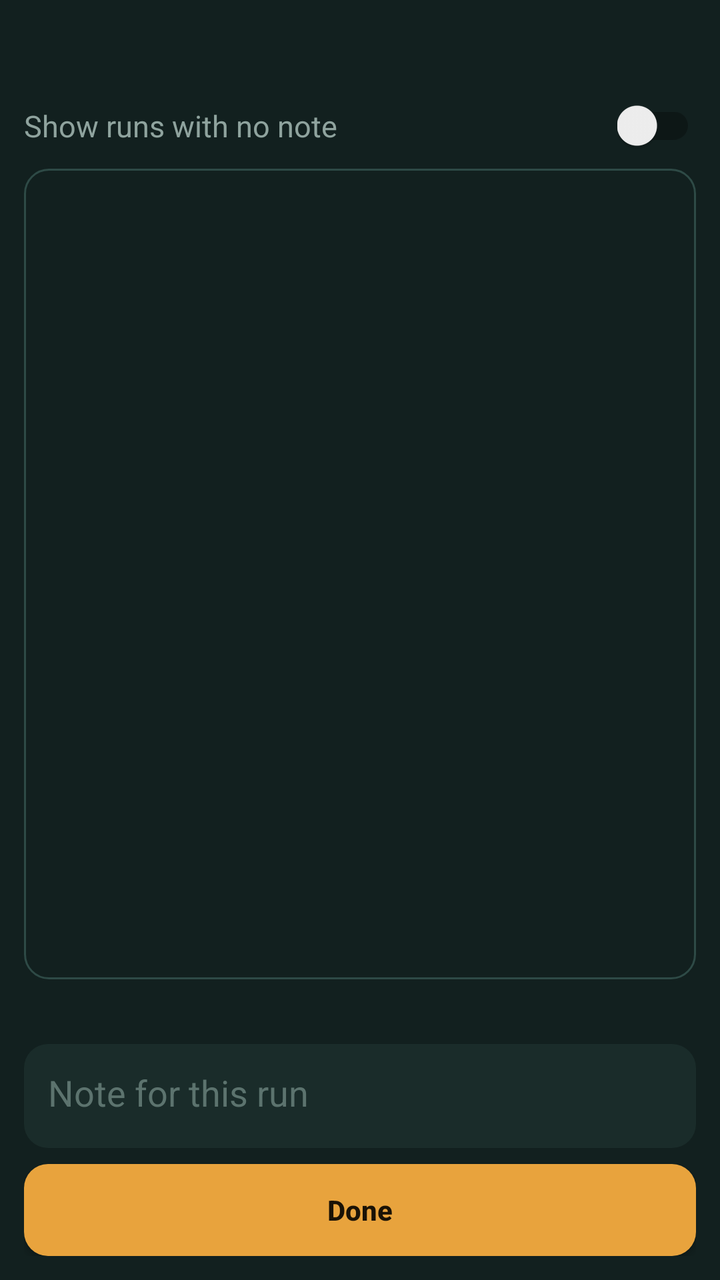
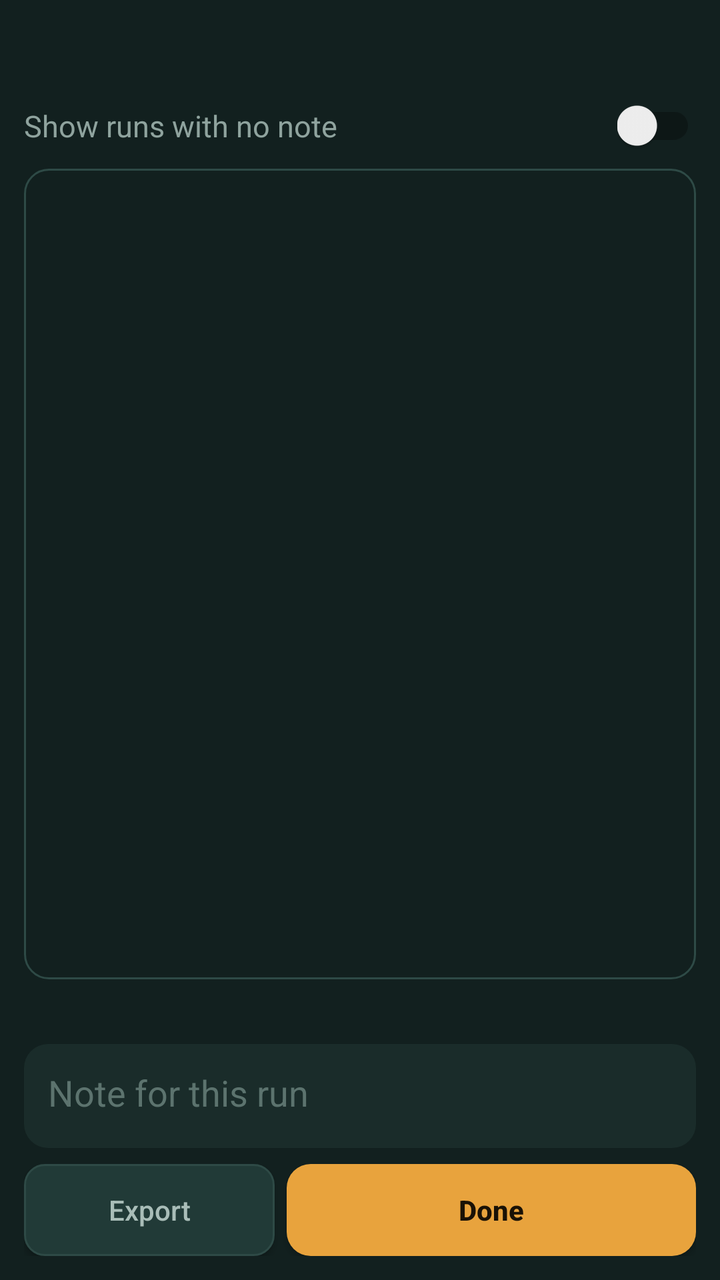

Before-and-after screenshots of an Android layout around one commit, followed by the original layout XML and the change that was made.
<!-- AndroidManifest.xml: application theme Theme.FocusLedger -->
<!-- res/layout/activity_notes.xml -->
<?xml version="1.0" encoding="utf-8"?>
<LinearLayout xmlns:android="http://schemas.android.com/apk/res/android"
    android:layout_width="match_parent"
    android:layout_height="match_parent"
    android:orientation="vertical"
    android:background="#12201F"
    android:padding="12dp">

    
    <LinearLayout
        android:layout_width="match_parent"
        android:layout_height="wrap_content"
        android:orientation="horizontal"
        android:gravity="center_vertical"
        android:layout_marginBottom="8dp">

        <TextView
            android:id="@+id/notesLabel"
            android:layout_width="0dp"
            android:layout_weight="1"
            android:layout_height="wrap_content"
            android:textColor="#F1EDE3"
            android:textSize="18sp"
            android:textStyle="bold"
            android:maxLines="1"
            android:ellipsize="end" />

        <TextView
            android:id="@+id/notesTimer"
            android:layout_width="wrap_content"
            android:layout_height="wrap_content"
            android:textColor="#E8A33D"
            android:fontFamily="monospace"
            android:textSize="22sp" />
    </LinearLayout>

    <LinearLayout
        android:layout_width="match_parent"
        android:layout_height="wrap_content"
        android:orientation="horizontal"
        android:gravity="center_vertical"
        android:layout_marginBottom="8dp">

        <TextView
            android:layout_width="0dp"
            android:layout_weight="1"
            android:layout_height="wrap_content"
            android:text="Show runs with no note"
            android:textColor="#8FA39E"
            android:textSize="15sp" />

        <androidx.appcompat.widget.SwitchCompat
            android:id="@+id/switchShowEmpty"
            android:layout_width="wrap_content"
            android:layout_height="wrap_content" />
    </LinearLayout>

    
    <ScrollView
        android:id="@+id/notesScroll"
        android:layout_width="match_parent"
        android:layout_height="0dp"
        android:layout_weight="1"
        android:background="@drawable/bg_row_idle"
        android:padding="6dp">

        <LinearLayout
            android:id="@+id/notesList"
            android:layout_width="match_parent"
            android:layout_height="wrap_content"
            android:orientation="vertical" />
    </ScrollView>

    
    <TextView
        android:id="@+id/notesInputCaption"
        android:layout_width="match_parent"
        android:layout_height="wrap_content"
        android:layout_marginTop="8dp"
        android:textColor="#8FA39E"
        android:textSize="15sp" />

    <EditText
        android:id="@+id/editCurrentNote"
        android:layout_width="match_parent"
        android:layout_height="wrap_content"
        android:minHeight="52dp"
        android:maxHeight="140dp"
        android:gravity="top|start"
        android:background="@drawable/bg_row_track"
        android:padding="12dp"
        android:hint="Note for this run"
        android:textColorHint="#5C736E"
        android:textColor="#F1EDE3"
        android:textSize="18sp"
        android:inputType="textMultiLine|textCapSentences"
        android:importantForAutofill="no"
        android:layout_marginTop="4dp" />

    <Button
        android:id="@+id/btnNotesDone"
        android:layout_width="match_parent"
        android:layout_height="46dp"
        android:layout_marginTop="8dp"
        android:text="Done"
        android:textAllCaps="false"
        android:textColor="#1A1206"
        android:textSize="14sp"
        android:textStyle="bold"
        android:background="@drawable/bg_button_work" />

</LinearLayout>
<!-- resources referenced by this layout -->
<resources>
  <!-- drawable bg_button_work (drawable) -->
  <?xml version="1.0" encoding="utf-8"?>
  <shape xmlns:android="http://schemas.android.com/apk/res/android" android:shape="rectangle">
      <solid android:color="#E8A33D" />
      <corners android:radius="12dp" />
  </shape>
  <!-- drawable bg_row_idle (drawable) -->
  <?xml version="1.0" encoding="utf-8"?>
  <shape xmlns:android="http://schemas.android.com/apk/res/android" android:shape="rectangle">
      <solid android:color="@android:color/transparent" />
      <corners android:radius="12dp" />
      <stroke android:width="1dp" android:color="#2E4A46" />
  </shape>
  <!-- drawable bg_row_track (drawable) -->
  <?xml version="1.0" encoding="utf-8"?>
  <shape xmlns:android="http://schemas.android.com/apk/res/android" android:shape="rectangle">
      <solid android:color="#1A2C2A" />
      <corners android:radius="12dp" />
  </shape>
  <style name="Theme.FocusLedger" parent="Theme.AppCompat.DayNight.NoActionBar">
          <item name="colorPrimary">#E8A33D</item>
          <item name="colorPrimaryDark">#12201F</item>
          <item name="colorAccent">#6FAFC4</item>
          <item name="android:windowBackground">#12201F</item>
      </style>
</resources>

<!-- the commit's change to res/layout/activity_notes.xml (unified diff, before → after) -->
@@ -97,16 +97,37 @@
         android:importantForAutofill="no"
         android:layout_marginTop="4dp" />
 
-    <Button
-        android:id="@+id/btnNotesDone"
+    
+    <LinearLayout
         android:layout_width="match_parent"
-        android:layout_height="46dp"
-        android:layout_marginTop="8dp"
-        android:text="Done"
-        android:textAllCaps="false"
-        android:textColor="#1A1206"
-        android:textSize="14sp"
-        android:textStyle="bold"
-        android:background="@drawable/bg_button_work" />
+        android:layout_height="wrap_content"
+        android:orientation="horizontal"
+        android:layout_marginTop="8dp">
+
+        <Button
+            android:id="@+id/btnNotesExport"
+            android:layout_width="0dp"
+            android:layout_weight="0.38"
+            android:layout_height="46dp"
+            android:layout_marginEnd="6dp"
+            android:text="Export"
+            android:textAllCaps="false"
+            android:textColor="#A9BDB8"
+            android:textSize="14sp"
+            android:padding="0dp"
+            android:background="@drawable/bg_button_small" />
+
+        <Button
+            android:id="@+id/btnNotesDone"
+            android:layout_width="0dp"
+            android:layout_weight="0.62"
+            android:layout_height="46dp"
+            android:text="Done"
+            android:textAllCaps="false"
+            android:textColor="#1A1206"
+            android:textSize="14sp"
+            android:textStyle="bold"
+            android:background="@drawable/bg_button_work" />
+    </LinearLayout>
 
 </LinearLayout>
<!-- resource entries referenced after the edit -->
@@ -1,5 +1,12 @@
 <!-- resources referenced by this layout -->
 <resources>
+  <!-- drawable bg_button_small (drawable) -->
+  <?xml version="1.0" encoding="utf-8"?>
+  <shape xmlns:android="http://schemas.android.com/apk/res/android" android:shape="rectangle">
+      <solid android:color="#213A37" />
+      <corners android:radius="10dp" />
+      <stroke android:width="1dp" android:color="#2E4A46" />
+  </shape>
   <!-- drawable bg_button_work (drawable) -->
   <?xml version="1.0" encoding="utf-8"?>
   <shape xmlns:android="http://schemas.android.com/apk/res/android" android:shape="rectangle">
